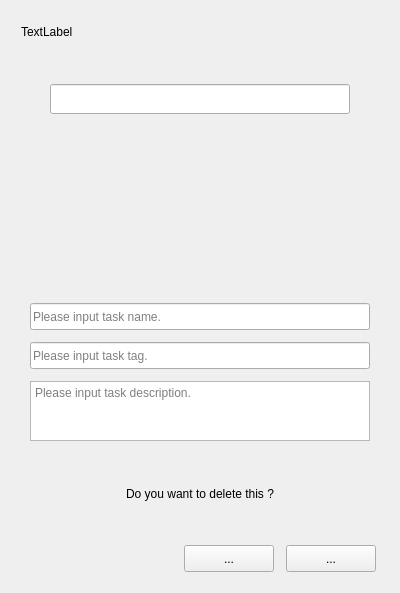
Old version of the form OgmUI/ogmpopwidget.ui in the repository SunsetFrost/ogms_desktop.
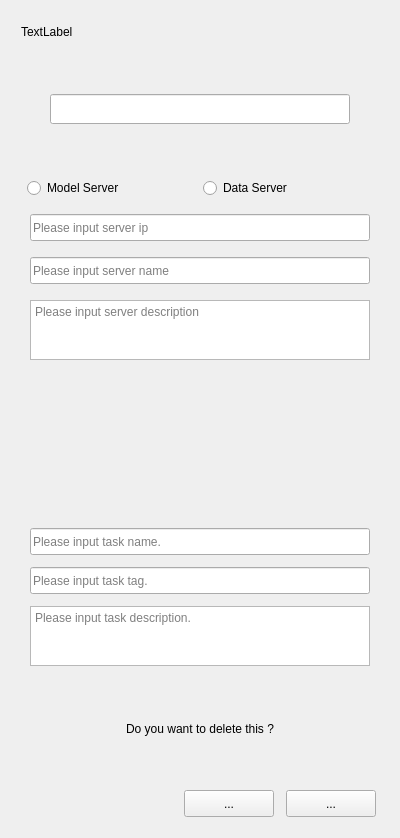
New version of the form.

Commit message: 1.data task config 细节 （切换param 已输入信息还原） 2. task 编辑  删除 打开 另存为 3.添加server   设为默认server  打开默认server管理器页面

What changed in the file:
```diff
--- a/OgmUI/ogmpopwidget.ui
+++ b/OgmUI/ogmpopwidget.ui
@@ -7,7 +7,7 @@
     <x>0</x>
     <y>0</y>
     <width>400</width>
-    <height>593</height>
+    <height>838</height>
    </rect>
   </property>
   <property name="sizePolicy">
@@ -21,7 +21,7 @@
   </property>
   <layout class="QVBoxLayout" name="verticalLayout">
    <property name="spacing">
-    <number>0</number>
+    <number>10</number>
    </property>
    <property name="leftMargin">
     <number>9</number>
@@ -140,6 +140,168 @@
      </layout>
     </widget>
    </item>
+   <item>
+    <widget class="QWidget" name="widgetPopNewServer" native="true">
+     <property name="minimumSize">
+      <size>
+       <width>0</width>
+       <height>240</height>
+      </size>
+     </property>
+     <property name="maximumSize">
+      <size>
+       <width>16777215</width>
+       <height>240</height>
+      </size>
+     </property>
+     <layout class="QVBoxLayout" name="verticalLayout_5">
+      <item>
+       <widget class="QWidget" name="widget_8" native="true">
+        <layout class="QHBoxLayout" name="horizontalLayout_12">
+         <property name="leftMargin">
+          <number>9</number>
+         </property>
+         <property name="topMargin">
+          <number>5</number>
+         </property>
+         <property name="bottomMargin">
+          <number>5</number>
+         </property>
+         <item>
+          <widget class="QRadioButton" name="radioBtnMs">
+           <property name="text">
+            <string>Model Server</string>
+           </property>
+          </widget>
+         </item>
+         <item>
+          <widget class="QRadioButton" name="radioBtnDs">
+           <property name="text">
+            <string>Data Server</string>
+           </property>
+          </widget>
+         </item>
+        </layout>
+       </widget>
+      </item>
+      <item>
+       <widget class="QWidget" name="widget_6" native="true">
+        <layout class="QHBoxLayout" name="horizontalLayout_10">
+         <property name="topMargin">
+          <number>5</number>
+         </property>
+         <property name="bottomMargin">
+          <number>5</number>
+         </property>
+         <item>
+          <widget class="QLineEdit" name="txtPopNewServerIp">
+           <property name="minimumSize">
+            <size>
+             <width>340</width>
+             <height>27</height>
+            </size>
+           </property>
+           <property name="maximumSize">
+            <size>
+             <width>340</width>
+             <height>27</height>
+            </size>
+           </property>
+           <property name="statusTip">
+            <string>popWidget</string>
+           </property>
+           <property name="placeholderText">
+            <string>Please input server ip</string>
+           </property>
+          </widget>
+         </item>
+        </layout>
+       </widget>
+      </item>
+      <item>
+       <widget class="QWidget" name="widget_7" native="true">
+        <layout class="QHBoxLayout" name="horizontalLayout_11">
+         <property name="topMargin">
+          <number>5</number>
+         </property>
+         <property name="bottomMargin">
+          <number>5</number>
+         </property>
+         <item>
+          <widget class="QLineEdit" name="txtPopNewServerName">
+           <property name="minimumSize">
+            <size>
+             <width>340</width>
+             <height>27</height>
+            </size>
+           </property>
+           <property name="maximumSize">
+            <size>
+             <width>340</width>
+             <height>27</height>
+            </size>
+           </property>
+           <property name="statusTip">
+            <string>popWidget</string>
+           </property>
+           <property name="placeholderText">
+            <string>Please input server name</string>
+           </property>
+          </widget>
+         </item>
+        </layout>
+       </widget>
+      </item>
+      <item>
+       <widget class="QWidget" name="widget_9" native="true">
+        <layout class="QHBoxLayout" name="horizontalLayout_13">
+         <property name="topMargin">
+          <number>5</number>
+         </property>
+         <property name="bottomMargin">
+          <number>5</number>
+         </property>
+         <item>
+          <widget class="QTextEdit" name="txtPopNewServerDesc">
+           <property name="minimumSize">
+            <size>
+             <width>340</width>
+             <height>60</height>
+            </size>
+           </property>
+           <property name="maximumSize">
+            <size>
+             <width>340</width>
+             <height>60</height>
+            </size>
+           </property>
+           <property name="statusTip">
+            <string>popWidget</string>
+           </property>
+           <property name="placeholderText">
+            <string>Please input server description</string>
+           </property>
+          </widget>
+         </item>
+        </layout>
+       </widget>
+      </item>
+      <item>
+       <spacer name="verticalSpacer_3">
+        <property name="orientation">
+         <enum>Qt::Vertical</enum>
+        </property>
+        <property name="sizeHint" stdset="0">
+         <size>
+          <width>20</width>
+          <height>40</height>
+         </size>
+        </property>
+       </spacer>
+      </item>
+     </layout>
+    </widget>
+   </item>
    <item>
     <widget class="QWidget" name="widgetPopChooseFile" native="true">
      <layout class="QVBoxLayout" name="verticalLayout_3">
```
The commit also changes 33 other files.
